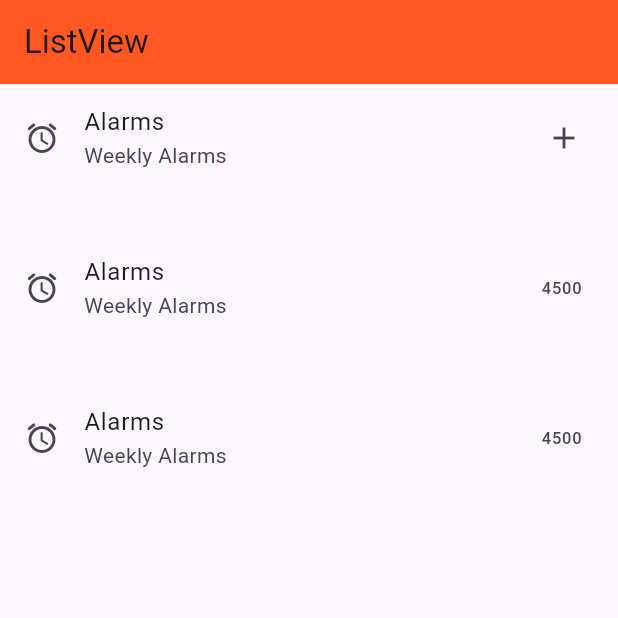
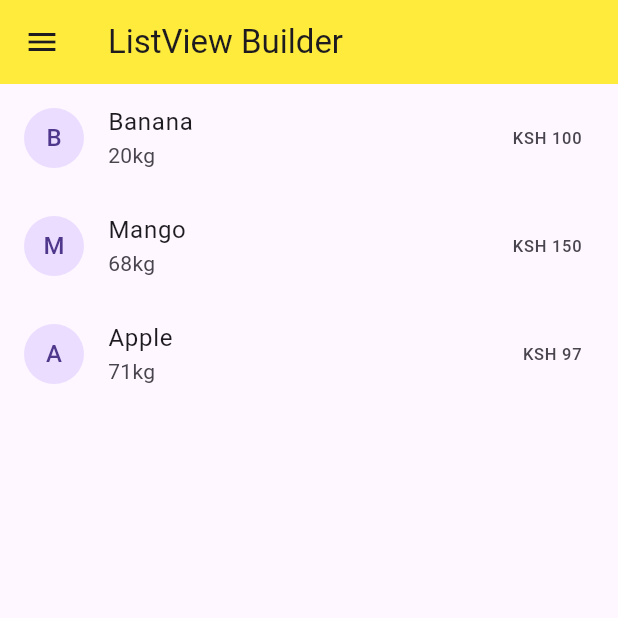
Before and after one commit to KHALEDKHLYAN/Flutter_Widgets, a Flutter app: the screen it shows after launch, on a phone screen of 412 x 824 dp, the top half of it. Run offline on Flutter 3.47's test engine with Material 3 defaults, Android fonts, the phone set to English and light mode, and no system bars.

Commit message:
widget builder

```diff
--- /dev/null
+++ b/lib/listview_builder.dart
@@ -0,0 +1,41 @@
+import 'package:flutter/material.dart';
+
+class ListViewBuilder extends StatefulWidget {
+  const ListViewBuilder({super.key});
+
+  @override
+  State<ListViewBuilder> createState() => _ListViewBuilderState();
+}
+
+class _ListViewBuilderState extends State<ListViewBuilder> {
+  List<String> productd = ['Banana','Mango','Apple'];
+
+  List<String> productdDetails = ['20kg','68kg','71kg'];
+
+  List<int> productdPrice = [100,150,97];
+
+  @override
+  Widget build(BuildContext context) {
+    return MaterialApp(
+      debugShowCheckedModeBanner: false,
+      home: Scaffold(
+        appBar: AppBar(
+          leading: const Icon(Icons.menu),
+          title: const Text('ListView Builder'),
+          backgroundColor: Colors.yellow,
+        ),
+        body:  ListView.builder(
+          itemCount: productd.length,
+          itemBuilder: (context, index){
+            return ListTile(
+              leading: CircleAvatar(child: Text(productd[index][0],),),
+              title: Text(productd[index]),
+              subtitle: Text(productdDetails[index]),
+              trailing: Text("KSH ${productdPrice[index]}"),
+            );
+          },
+        ),
+      ),
+    );
+  }
+}
--- a/lib/main.dart
+++ b/lib/main.dart
@@ -1,5 +1,5 @@
 import 'package:flutter/material.dart';
-import 'package:widgets_app_design/list_view.dart';
+import 'package:widgets_app_design/listview_builder.dart';
 
 void main() => runApp(const MyApp());
 
@@ -8,6 +8,6 @@ class MyApp extends StatelessWidget {
 
   @override
   Widget build(BuildContext context) {
-    return const MyListView();
+    return const ListViewBuilder();
   }
 }
```
